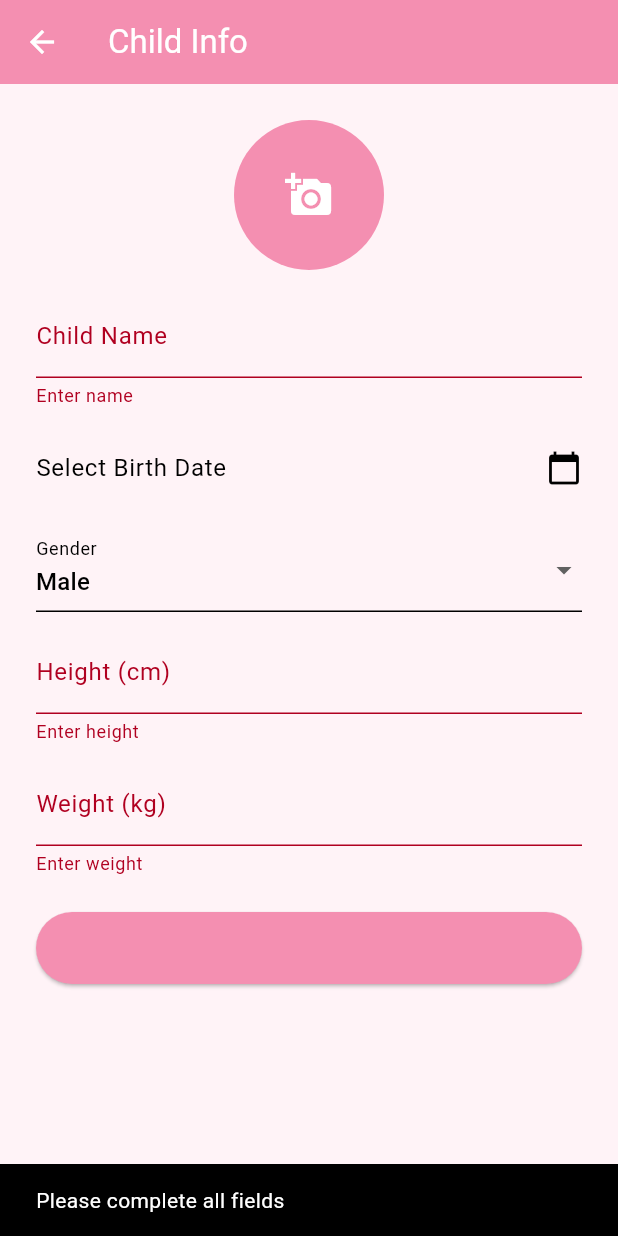
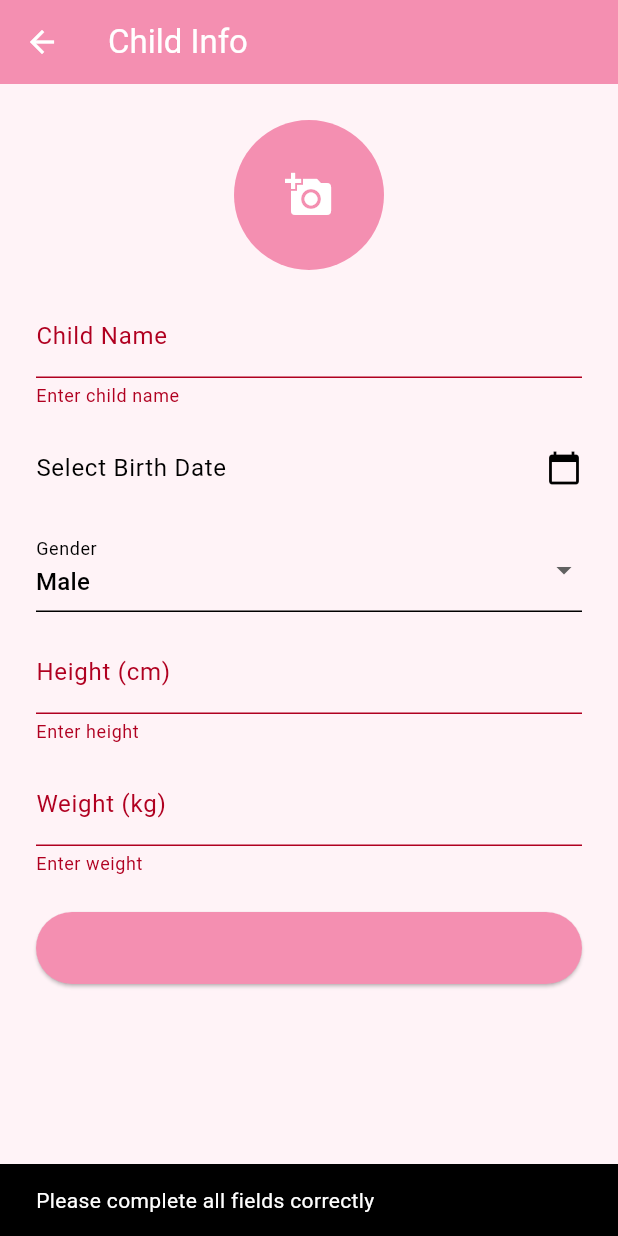
Before and after one commit to halaalmasrii/smart-baby-care, a Flutter app: the ChildInfoScreen screen opened by its route, after a tap on "Save & Continue", on a phone screen of 412 x 824 dp. Run offline on Flutter 3.47's test engine with Material 3 defaults, Android fonts, the phone set to English and light mode, and no system bars; our stand-ins replace fl_chart, flutter_local_notifications, image_picker, shared_preferences, timezone; accounts and stored records are empty.

Commit message:
اضافة قيود على ادخال معلومات الطفل

```diff
--- a/lib/screens/child_info_screen.dart
+++ b/lib/screens/child_info_screen.dart
@@ -13,10 +13,11 @@ class ChildInfoScreen extends StatefulWidget {
 class _ChildInfoScreenState extends State<ChildInfoScreen> {
   final _formKey = GlobalKey<FormState>();
   final _nameController = TextEditingController();
+  final _heightController = TextEditingController();
+  final _weightController = TextEditingController();
+
   DateTime? _birthDate;
   String _gender = 'Male';
-  final _heightController = TextEditingController();
-  final _weightController = TextEditingController();
   File? _imageFile;
 
   Future<void> _pickImage() async {
@@ -28,13 +29,36 @@ class _ChildInfoScreenState extends State<ChildInfoScreen> {
     }
   }
 
+  // ✅ التحقق من صحة الاسم
+  bool _isValidName(String? value) {
+    if (value == null || value.isEmpty) return false;
+    final nameRegex = RegExp(r'^[a-zA-Z ]+$');
+    return value.length >= 3 && nameRegex.hasMatch(value);
+  }
+
+  // ✅ التحقق من التاريخ
+  bool _isDateValid(DateTime? date) => date != null && !date.isAfter(DateTime.now());
+
+  // ✅ التحقق من الرقم
+  bool _isNumeric(String? value) {
+    if (value == null || value.isEmpty) return false;
+    return RegExp(r'^[0-9]+$').hasMatch(value);
+  }
+
   void _submit() {
-    if (_formKey.currentState!.validate() && _birthDate != null) {
-      // يمكنك هنا حفظ معلومات الطفل وربطها بالمستخدم في قاعدة البيانات
+    if (_formKey.currentState!.validate()) {
+      if (!_isDateValid(_birthDate)) {
+        ScaffoldMessenger.of(context).showSnackBar(
+          const SnackBar(content: Text('Please select a valid birth date')),
+        );
+        return;
+      }
+
+      // ✅ هنا يتم حفظ البيانات أو إرسالها إلى الباك
       Navigator.pushReplacementNamed(context, AppRoutes.dashboard);
     } else {
       ScaffoldMessenger.of(context).showSnackBar(
-        const SnackBar(content: Text('Please complete all fields')),
+        const SnackBar(content: Text('Please complete all fields correctly')),
       );
     }
   }
@@ -55,6 +79,7 @@ class _ChildInfoScreenState extends State<ChildInfoScreen> {
           key: _formKey,
           child: ListView(
             children: [
+              // ✅ صورة الطفل
               GestureDetector(
                 onTap: _pickImage,
                 child: CircleAvatar(
@@ -66,12 +91,20 @@ class _ChildInfoScreenState extends State<ChildInfoScreen> {
                 ),
               ),
               const SizedBox(height: 16),
+
+              // ✅ الاسم
               TextFormField(
                 controller: _nameController,
                 decoration: const InputDecoration(labelText: 'Child Name'),
-                validator: (value) => value!.isEmpty ? 'Enter name' : null,
+                validator: (value) {
+                  if (value!.isEmpty) return 'Enter child name';
+                  if (!_isValidName(value)) return 'Name must be at least 3 letters';
+                  return null;
+                },
               ),
               const SizedBox(height: 12),
+
+              // ✅ تاريخ الميلاد
               ListTile(
                 contentPadding: EdgeInsets.zero,
                 title: Text(
@@ -91,6 +124,8 @@ class _ChildInfoScreenState extends State<ChildInfoScreen> {
                 },
               ),
               const SizedBox(height: 12),
+
+              // ✅ الجنس
               DropdownButtonFormField<String>(
                 value: _gender,
                 items: ['Male', 'Female']
@@ -100,20 +135,35 @@ class _ChildInfoScreenState extends State<ChildInfoScreen> {
                 decoration: const InputDecoration(labelText: 'Gender'),
               ),
               const SizedBox(height: 12),
+
+              // ✅ الطول
               TextFormField(
                 controller: _heightController,
                 keyboardType: TextInputType.number,
                 decoration: const InputDecoration(labelText: 'Height (cm)'),
-                validator: (value) => value!.isEmpty ? 'Enter height' : null,
+                validator: (value) {
+                  if (value!.isEmpty) return 'Enter height';
+                  if (!_isNumeric(value)) return 'Height must be a number';
+                  return null;
+                },
               ),
               const SizedBox(height: 12),
+
+              // ✅ الوزن
               TextFormField(
                 controller: _weightController,
                 keyboardType: TextInputType.number,
                 decoration: const InputDecoration(labelText: 'Weight (kg)'),
-                validator: (value) => value!.isEmpty ? 'Enter weight' : null,
+                validator: (value) {
+                  if (value!.isEmpty) return 'Enter weight';
+                  if (!_isNumeric(value)) return 'Weight must be a number';
+                  return null;
+                },
               ),
+
               const SizedBox(height: 24),
+
+              // ✅ زر الحفظ
               ElevatedButton(
                 onPressed: _submit,
                 style: ElevatedButton.styleFrom(
```
